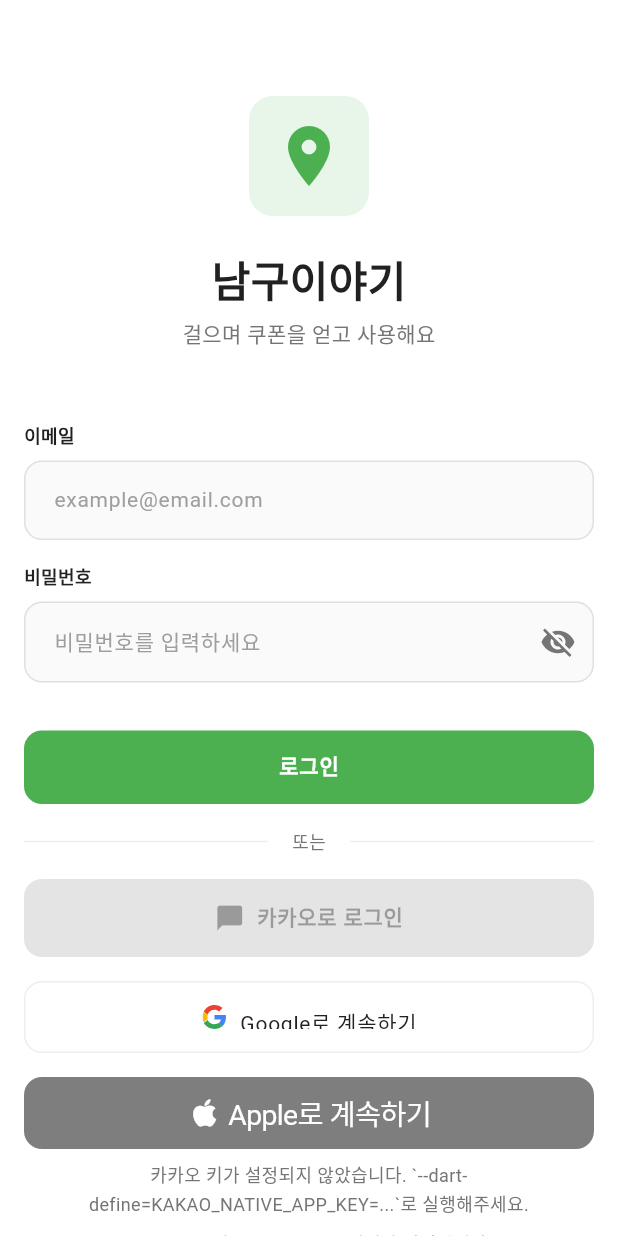
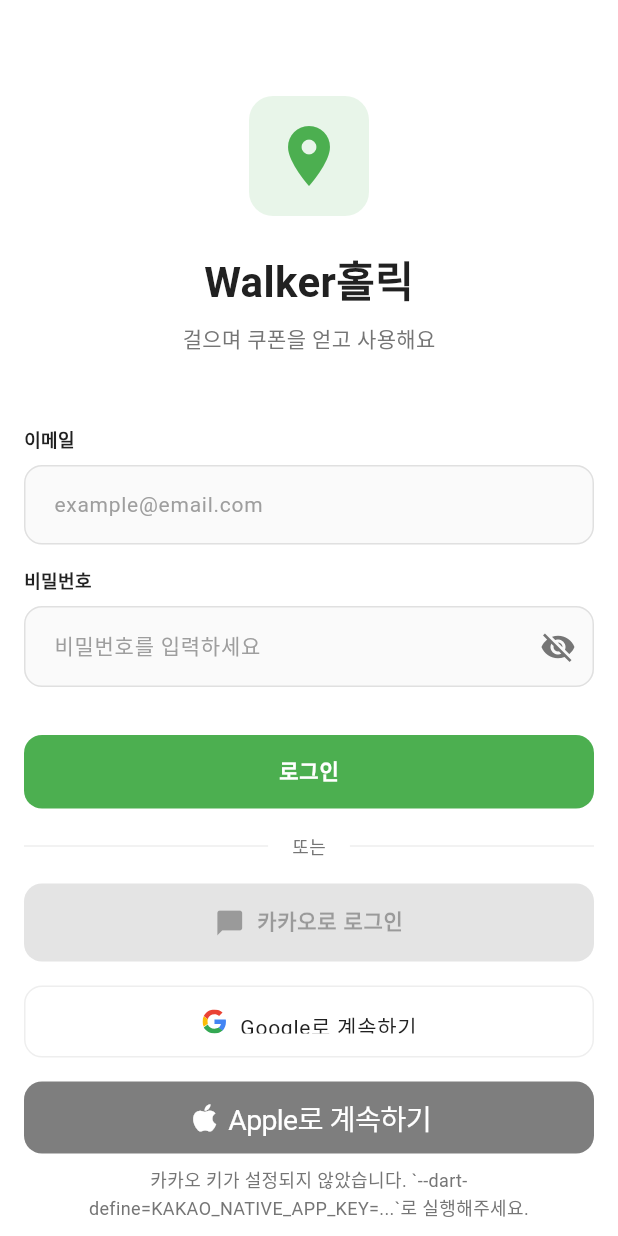
Before and after one commit to mikoesnim0/namgusarang, a Flutter app: the screen it shows after launch, on a phone screen of 412 x 824 dp. Run offline on Flutter 3.47's test engine with Material 3 defaults, Android fonts, the phone set to English and light mode, and no system bars; drawn by our look-alikes of sign_in_with_apple; our stand-ins replace cloud_firestore, cloud_functions, firebase_auth, firebase_core, flutter_riverpod, flutter_svg and 4 more; missing offline and left inert: kakao_flutter_sdk_user; accounts and stored records are empty.

Commit message:
chore(branding): rename app to Walker홀릭
- Update iOS CFBundleDisplayName, Android label, web title/manifest

- Update in-app titles (Splash/Login/MaterialApp) and share/cs strings

- Update widget test expectation

```diff
--- a/lib/main.dart
+++ b/lib/main.dart
@@ -72,7 +72,7 @@
   @override
   Widget build(BuildContext context) {
     return MaterialApp.router(
-      title: '남구이야기',
+      title: 'Walker홀릭',
       debugShowCheckedModeBanner: false,
       theme: AppTheme.lightTheme,
       routerConfig: appRouter,
--- a/lib/screens/auth/login_screen.dart
+++ b/lib/screens/auth/login_screen.dart
@@ -158,7 +158,7 @@
                       ),
                       const SizedBox(height: AppSpacing.paddingLG),
                       Text(
-                        '남구이야기',
+                        'Walker홀릭',
                         style: AppTypography.h2,
                       ),
                       const SizedBox(height: AppSpacing.paddingSM),
--- a/lib/screens/auth/splash_screen.dart
+++ b/lib/screens/auth/splash_screen.dart
@@ -136,7 +136,7 @@
                     const SizedBox(height: AppSpacing.paddingXL),
                     // 앱 이름
                     Text(
-                      '남구이야기',
+                      'Walker홀릭',
                       style: AppTypography.h1.copyWith(
                         color: AppColors.textOnPrimary,
                         fontWeight: FontWeight.bold,
--- a/lib/screens/friends/friends_screen.dart
+++ b/lib/screens/friends/friends_screen.dart
@@ -100,7 +100,7 @@
                         isFullWidth: true,
                         onPressed: () async {
                           try {
-                            await Share.share('남구이야기 초대 링크: ${invite.link}');
+                            await Share.share('Walker홀릭 초대 링크: ${invite.link}');
                           } catch (_) {
                             if (context.mounted) {
                               ScaffoldMessenger.of(context).showSnackBar(
--- a/lib/screens/settings/connect_program_screen.dart
+++ b/lib/screens/settings/connect_program_screen.dart
@@ -103,7 +103,7 @@
       scheme: 'mailto',
       path: _supportEmail,
       queryParameters: {
-        'subject': '[남구이야기] 문의',
+        'subject': '[Walker홀릭] 문의',
         'body': '문의 내용을 적어주세요.\n\n(앱 버전: v1.0.0)',
       },
     );
@@ -126,7 +126,7 @@
 
   Future<void> _shareInvite(BuildContext context) async {
     try {
-      await Share.share('남구이야기 초대 링크: $_inviteLink');
+      await Share.share('Walker홀릭 초대 링크: $_inviteLink');
     } catch (_) {
       if (context.mounted) {
         ScaffoldMessenger.of(context).showSnackBar(
```
Also changed, not shown: 5 other files.
